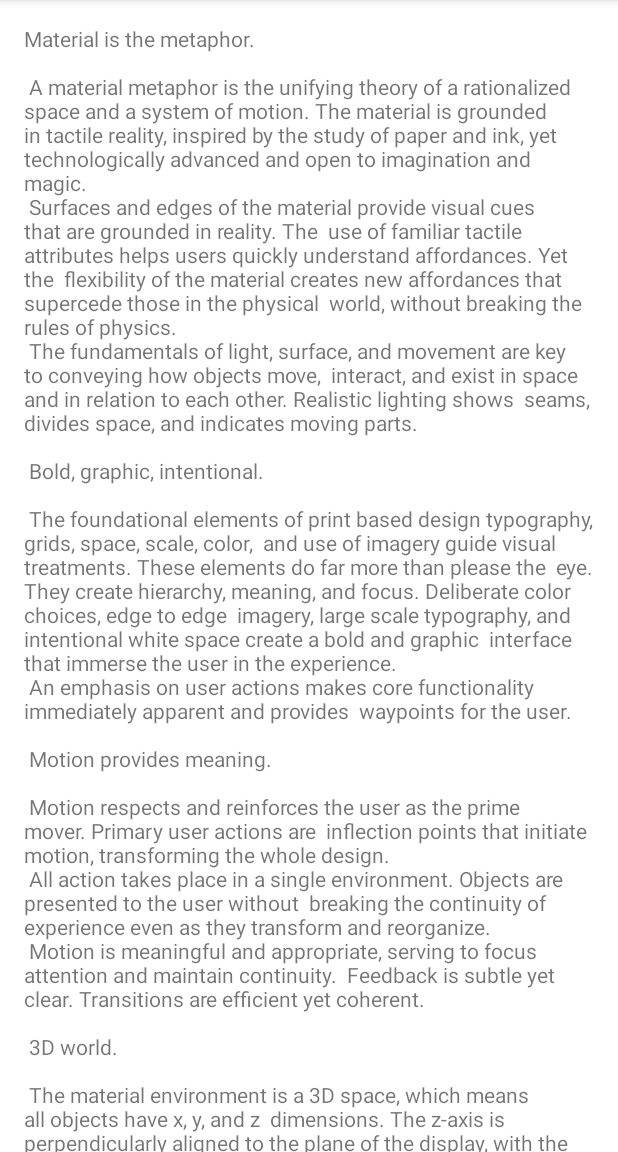
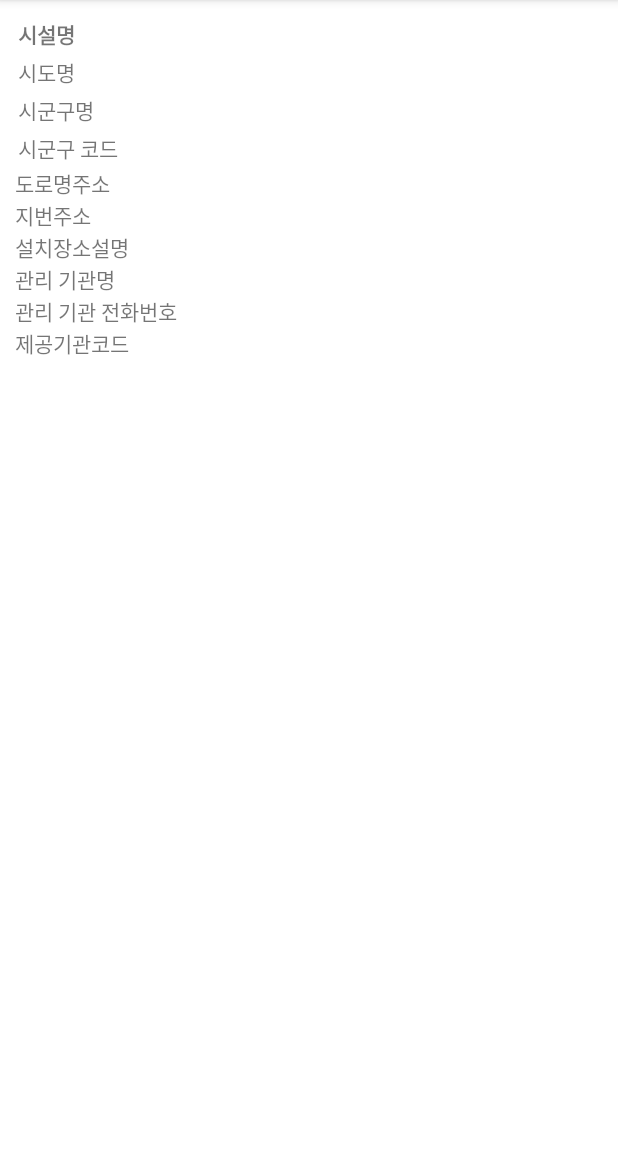
Before and after one commit to JooilPark/electromapApp, an Android app: the fragment PositionDetailFragment shown on its own in the app's theme, on a phone screen of 412 x 824 dp, the part 84-1236 px from its top. Run offline under Robolectric (Android 15) with nearby library versions, the phone set to English and light mode, and no system bars; our stand-ins replace data binding; 2 statements that could not run were skipped.

Commit message:
[FIX]디테일 작업중

```diff
--- a/app/src/main/java/com/sunday/electromapapp/PositionDetailFragment.kt
+++ /dev/null
@@ -1,18 +0,0 @@
-package com.sunday.electromapapp
-
-import android.os.Bundle
-import android.view.LayoutInflater
-import android.view.View
-import android.view.ViewGroup
-import androidx.fragment.app.Fragment
-
-class PositionDetailFragment : Fragment() {
-
-    override fun onCreateView(
-        inflater: LayoutInflater,
-        container: ViewGroup?,
-        savedInstanceState: Bundle?
-    ): View? {
-        return inflater.inflate(R.layout.fragment_position_detail, container, false)
-    }
-}
--- /dev/null
+++ b/app/src/main/java/com/sunday/electromapapp/view/maps/PositionDetailFragment.kt
@@ -0,0 +1,26 @@
+package com.sunday.electromapapp.view.maps
+
+import android.os.Bundle
+import android.view.LayoutInflater
+import android.view.View
+import android.view.ViewGroup
+import androidx.databinding.DataBindingUtil
+import androidx.fragment.app.Fragment
+import androidx.navigation.fragment.navArgs
+import com.sunday.electromapapp.R
+import com.sunday.electromapapp.databinding.FragmentPositionDetailBinding
+
+class PositionDetailFragment : Fragment() {
+    val args : PositionDetailFragmentArgs by navArgs()
+    lateinit var binding : FragmentPositionDetailBinding;
+    override fun onCreateView(
+        inflater: LayoutInflater,
+        container: ViewGroup?,
+        savedInstanceState: Bundle?
+    ): View? {
+        binding = DataBindingUtil.inflate(inflater , R.layout.fragment_position_detail , container , false)
+        binding.lifecycleOwner = this.viewLifecycleOwner
+        binding.item = args.item
+        return binding.root
+    }
+}
--- a/app/src/main/res/layout/fragment_position_detail.xml
+++ b/app/src/main/res/layout/fragment_position_detail.xml
@@ -1,13 +1,144 @@
 <?xml version="1.0" encoding="utf-8"?>
+<layout>
+
+    <data>
+
+        <variable
+            name="item"
+            type="com.sunday.electromapapp.model.vo.Positioninfo" />
+
+    </data>
+
     <androidx.core.widget.NestedScrollView xmlns:android="http://schemas.android.com/apk/res/android"
         xmlns:tools="http://schemas.android.com/tools"
         android:layout_width="match_parent"
         android:layout_height="match_parent"
-    tools:context=".PositionDetailFragment">
+        tools:context=".view.maps.PositionDetailFragment">
+
+        <GridLayout
+            android:layout_width="match_parent"
+            android:layout_height="wrap_content"
+            android:columnCount="2"
+            android:padding="10dp">
 
             <TextView
                 android:layout_width="wrap_content"
                 android:layout_height="wrap_content"
-        android:layout_margin="@dimen/text_margin"
-        android:text="@string/large_text" />
+                android:padding="2dp"
+                android:paddingEnd="10dp"
+                android:text="시설명"
+                android:textStyle="bold" />
+
+            <TextView
+                android:layout_width="wrap_content"
+                android:layout_height="wrap_content"
+                android:text="@{item.facilityName}"
+                tools:text="CONTENT" />
+
+            <TextView
+                android:layout_width="wrap_content"
+                android:layout_height="wrap_content"
+                android:padding="2dp"
+                android:text="시도명" />
+
+            <TextView
+                android:layout_width="wrap_content"
+                android:layout_height="wrap_content"
+                android:text="@{item.cityName}"
+                tools:text="CONTENT" />
+
+            <TextView
+                android:layout_width="wrap_content"
+                android:layout_height="wrap_content"
+                android:padding="2dp"
+                android:text="시군구명" />
+
+            <TextView
+                android:layout_width="wrap_content"
+                android:layout_height="wrap_content"
+                android:text="@{item.countryName}"
+                tools:text="CONTENT" />
+
+            <TextView
+                android:layout_width="wrap_content"
+                android:layout_height="wrap_content"
+                android:padding="2dp"
+                android:text="시군구 코드" />
+
+            <TextView
+                android:layout_width="wrap_content"
+                android:layout_height="wrap_content"
+                android:text="@{item.countryCode}"
+                tools:text="CONTENT" />
+
+            <TextView
+                android:layout_width="wrap_content"
+                android:layout_height="wrap_content"
+                android:paddingEnd="10dp"
+                android:text="도로명주소" />
+
+            <TextView
+                android:layout_width="wrap_content"
+                android:layout_height="wrap_content"
+                android:text="@{item.addressRoad}"
+                tools:text="CONTENT" />
+            <TextView
+                android:layout_width="wrap_content"
+                android:layout_height="wrap_content"
+                android:paddingEnd="10dp"
+                android:text="지번주소" />
+
+            <TextView
+                android:layout_width="wrap_content"
+                android:layout_height="wrap_content"
+                android:text="@{item.addressNumber}"
+                tools:text="CONTENT" />
+
+            <TextView
+                android:layout_width="wrap_content"
+                android:layout_height="wrap_content"
+                android:paddingEnd="10dp"
+                android:text="설치장소설명" />
+
+            <TextView
+                android:layout_width="wrap_content"
+                android:layout_height="wrap_content"
+                android:text="@{item.pleaceDescription}"
+                tools:text="CONTENT" />
+            <TextView
+                android:layout_width="wrap_content"
+                android:layout_height="wrap_content"
+                android:paddingEnd="10dp"
+                android:text="관리 기관명" />
+
+            <TextView
+                android:layout_width="wrap_content"
+                android:layout_height="wrap_content"
+                android:text="@{item.managerFacilityName}"
+                tools:text="CONTENT" />
+            <TextView
+                android:layout_width="wrap_content"
+                android:layout_height="wrap_content"
+                android:paddingEnd="10dp"
+                android:text="관리 기관 전화번호" />
+
+            <TextView
+                android:layout_width="wrap_content"
+                android:layout_height="wrap_content"
+                android:text="@{item.managerFacilityPhone}"
+                tools:text="CONTENT" />
+            <TextView
+                android:layout_width="wrap_content"
+                android:layout_height="wrap_content"
+                android:paddingEnd="10dp"
+                android:text="제공기관코드" />
+
+            <TextView
+                android:layout_width="wrap_content"
+                android:layout_height="wrap_content"
+                android:text="@{item.providerCode}"
+                tools:text="CONTENT" />
+        </GridLayout>
+
     </androidx.core.widget.NestedScrollView>
+</layout>
--- a/app/src/main/res/navigation/mainnav.xml
+++ b/app/src/main/res/navigation/mainnav.xml
@@ -44,7 +44,7 @@
     </fragment>
     <fragment
         android:id="@+id/positionDetailFragment"
-        android:name="com.sunday.electromapapp.PositionDetailFragment"
+        android:name="com.sunday.electromapapp.view.maps.PositionDetailFragment"
         android:label="fragment_position_detail"
         tools:layout="@layout/fragment_position_detail" >
 
```
Lines whose indentation alone changed are shown as unchanged.
